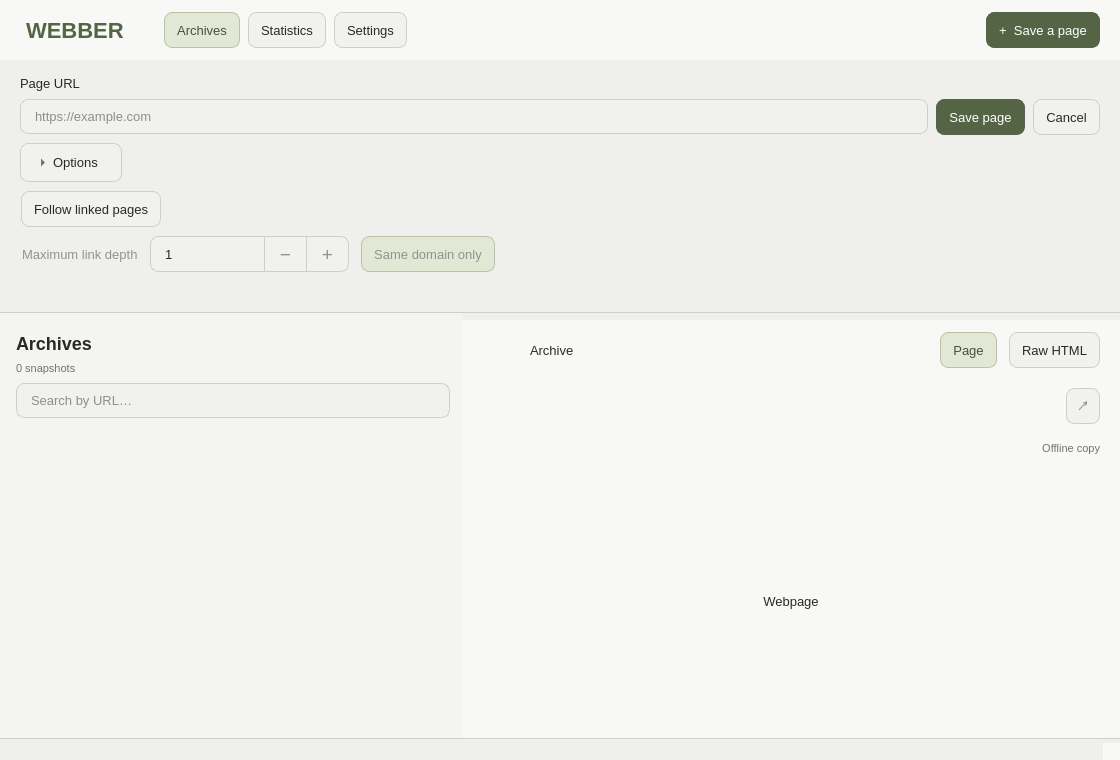
The window that frontend/src/ui/main_window.ui (jebraden/CSE115A-Webber) describes before a commit, drawn with Qt 5.
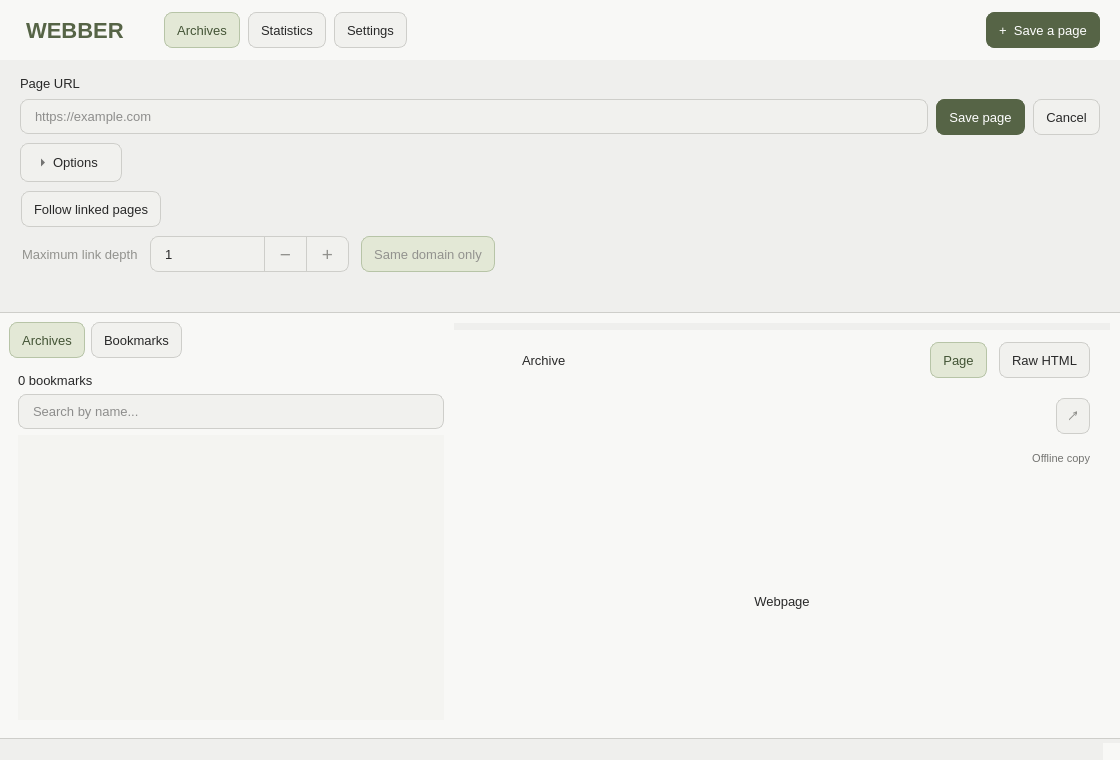
The same window after the commit. Icons and pictures are not drawn.

What changed in the file:
```diff
--- a/frontend/src/ui/main_window.ui
+++ b/frontend/src/ui/main_window.ui
@@ -510,60 +510,103 @@
        <number>0</number>
       </property>
       <widget class="QWidget" name="archivesPage">
-       <layout class="QVBoxLayout" name="archivesPageLayout">
-        <property name="spacing">
-         <number>0</number>
-        </property>
-        <property name="leftMargin">
-         <number>0</number>
-        </property>
-        <property name="topMargin">
-         <number>0</number>
-        </property>
-        <property name="rightMargin">
-         <number>0</number>
-        </property>
-        <property name="bottomMargin">
-         <number>0</number>
-        </property>
+       <layout class="QHBoxLayout" name="horizontalLayout_3">
         <item>
          <widget class="QSplitter" name="workspaceSplitter">
           <property name="orientation">
            <enum>Qt::Orientation::Horizontal</enum>
           </property>
-          <property name="childrenCollapsible">
+          <widget class="QWidget" name="sidebar" native="true">
+           <layout class="QVBoxLayout" name="verticalLayout">
+            <item>
+             <layout class="QHBoxLayout" name="horizontalLayout">
+              <item alignment="Qt::AlignmentFlag::AlignHCenter">
+               <widget class="QPushButton" name="sidebarArchivesButton">
+                <property name="sizePolicy">
+                 <sizepolicy hsizetype="Fixed" vsizetype="Fixed">
+                  <horstretch>0</horstretch>
+                  <verstretch>0</verstretch>
+                 </sizepolicy>
+                </property>
+                <property name="text">
+                 <string>Archives</string>
+                </property>
+                <property name="checkable">
+                 <bool>true</bool>
+                </property>
+                <property name="checked">
+                 <bool>true</bool>
+                </property>
+                <property name="autoExclusive">
+                 <bool>true</bool>
+                </property>
+               </widget>
+              </item>
+              <item>
+               <widget class="QPushButton" name="sidebarBookmarksButton">
+                <property name="sizePolicy">
+                 <sizepolicy hsizetype="Fixed" vsizetype="Fixed">
+                  <horstretch>0</horstretch>
+                  <verstretch>0</verstretch>
+                 </sizepolicy>
+                </property>
+                <property name="text">
+                 <string>Bookmarks</string>
+                </property>
+                <property name="checkable">
+                 <bool>true</bool>
+                </property>
+                <property name="checked">
            <bool>false</bool>
           </property>
-          <widget class="QWidget" name="archivePanel">
-           <property name="minimumSize">
+                <property name="autoExclusive">
+                 <bool>true</bool>
+                </property>
+               </widget>
+              </item>
+              <item>
+               <spacer name="horizontalSpacer">
+                <property name="orientation">
+                 <enum>Qt::Orientation::Horizontal</enum>
+                </property>
+                <property name="sizeHint" stdset="0">
             <size>
-             <width>240</width>
-             <height>0</height>
-            </size>
-           </property>
+                  <width>40</width>
+                  <height>20</height>
+                 </size>
+                </property>
+               </spacer>
+              </item>
+             </layout>
+            </item>
+            <item>
+             <widget class="QStackedWidget" name="sidebarStack">
+              <property name="currentIndex">
+               <number>1</number>
+              </property>
+              <widget class="QWidget" name="sidebarArchivesPage">
+               <property name="enabled">
+                <bool>false</bool>
+               </property>
+               <layout class="QHBoxLayout" name="horizontalLayout_2">
+                <item>
+                 <widget class="QWidget" name="archivePanel" native="true">
            <layout class="QVBoxLayout" name="archiveLayout">
             <property name="spacing">
              <number>8</number>
             </property>
             <property name="leftMargin">
-             <number>16</number>
+                    <number>0</number>
             </property>
             <property name="topMargin">
-             <number>20</number>
+                    <number>0</number>
             </property>
             <property name="rightMargin">
-             <number>12</number>
+                    <number>0</number>
             </property>
             <property name="bottomMargin">
-             <number>12</number>
-            </property>
-            <item>
-             <widget class="QLabel" name="archiveHeading">
-              <property name="text">
-               <string>Archives</string>
-              </property>
-             </widget>
-            </item>
+                    <number>0</number>
+                   </property>
             <item>
              <widget class="QLabel" name="archiveCount">
               <property name="text">
@@ -596,22 +639,54 @@
             </item>
            </layout>
           </widget>
-          <widget class="QWidget" name="readerPanel">
+                </item>
+               </layout>
+              </widget>
+              <widget class="QWidget" name="sidebarBookmarksPage">
+               <layout class="QVBoxLayout" name="verticalLayout_2">
+                <item>
+                 <widget class="QLabel" name="bookmarkCount">
+                  <property name="text">
+                   <string>0 bookmarks</string>
+                  </property>
+                 </widget>
+                </item>
+                <item>
+                 <widget class="QLineEdit" name="bookmarkSearch">
+                  <property name="placeholderText">
+                   <string>Search by name...</string>
+                  </property>
+                 </widget>
+                </item>
+                <item>
+                 <widget class="QListWidget" name="bookmarkList">
+                  <property name="enabled">
+                   <bool>false</bool>
+                  </property>
+                 </widget>
+                </item>
+               </layout>
+              </widget>
+             </widget>
+            </item>
+           </layout>
+          </widget>
+          <widget class="QWidget" name="readerPanel" native="true">
            <layout class="QVBoxLayout" name="readerLayout">
             <property name="spacing">
              <number>0</number>
             </property>
             <property name="leftMargin">
-             <number>0</number>
+             <number>1</number>
             </property>
             <property name="topMargin">
-             <number>0</number>
+             <number>1</number>
             </property>
             <property name="rightMargin">
-             <number>0</number>
+             <number>1</number>
             </property>
             <property name="bottomMargin">
-             <number>0</number>
+             <number>1</number>
             </property>
             <item>
              <widget class="QWidget" name="archiveTabsHost" native="true">
```
Lines whose indentation alone changed are shown as unchanged.
